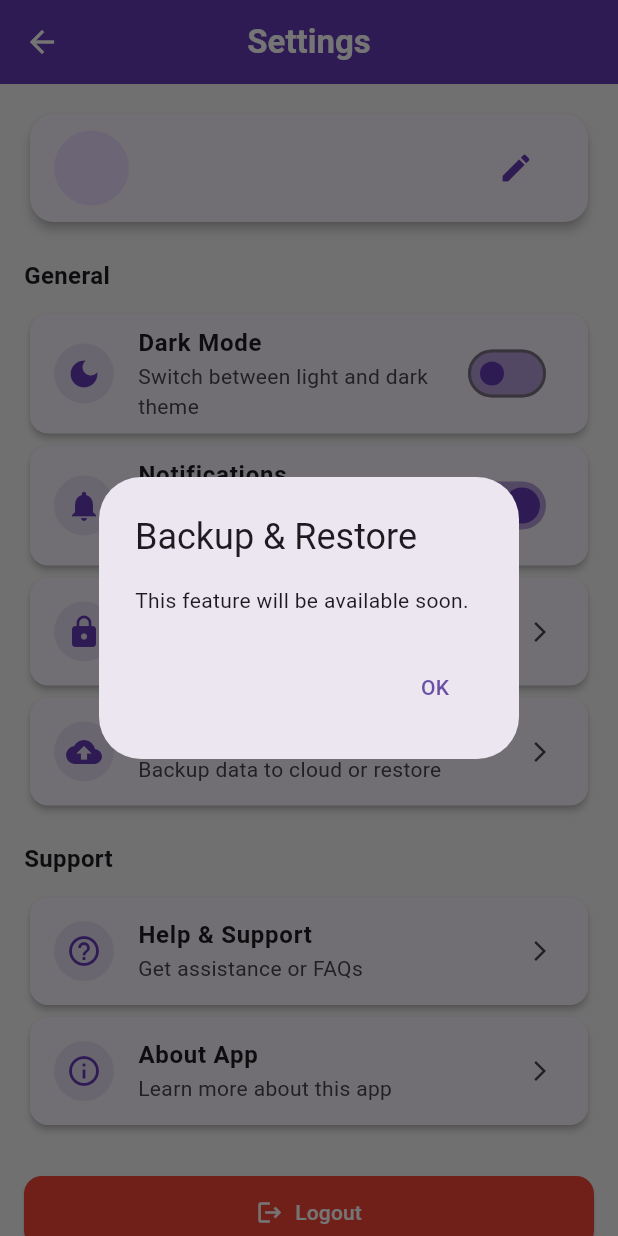
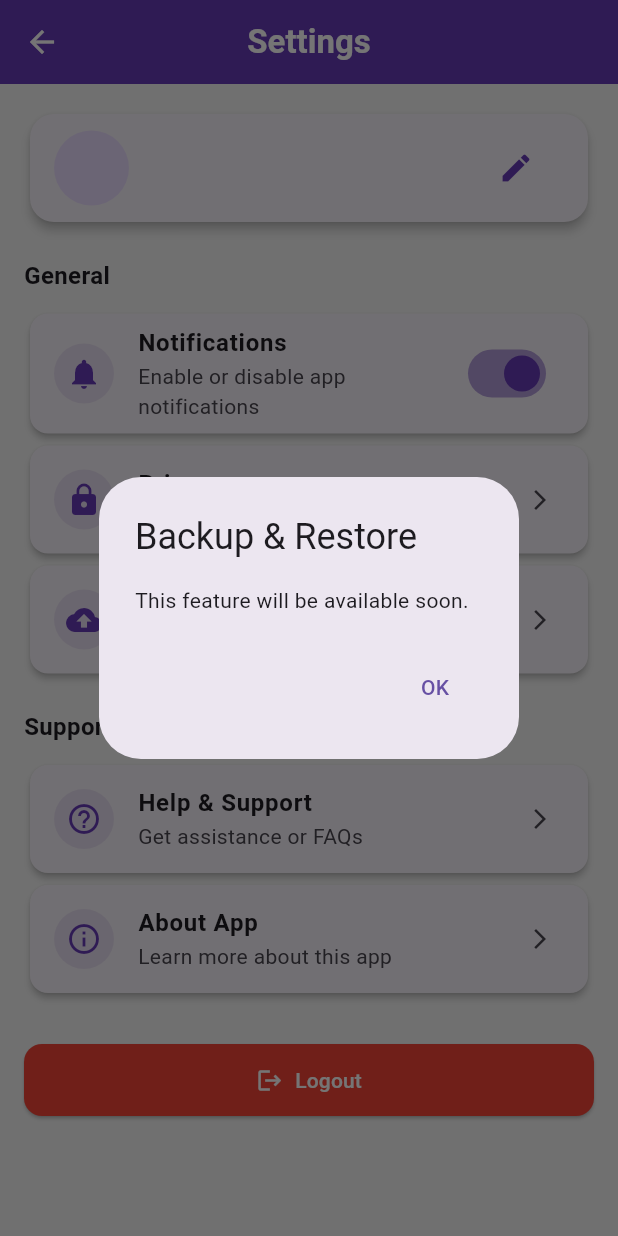
Before and after one commit to Muskanpoddar/Expensio, a Flutter app: the SettingsPage screen opened directly, after a tap on "Backup & Restore", on a phone screen of 412 x 824 dp. Run offline on Flutter 3.47's test engine with Material 3 defaults, Android fonts, the light colour scheme and no system bars; our stand-ins replace cloud_firestore, firebase_auth, firebase_core, fl_chart, flutter_hooks, flutter_svg and 5 more; missing offline and left inert: sign_button; accounts and stored records are empty.

Commit message:
Modified setting page file

```diff
--- a/lib/screens/setting_page.dart
+++ b/lib/screens/setting_page.dart
@@ -1,9 +1,6 @@
-import 'package:Budget_App/Theme/theme_provider.dart';
 import 'package:Budget_App/screens/edit_profile_page.dart';
 import 'package:Budget_App/screens/login_page.dart';
-
 import 'package:Budget_App/screens/privacy_page.dart';
-
 import 'package:Budget_App/view_model.dart';
 import 'package:firebase_auth/firebase_auth.dart';
 import 'package:flutter/material.dart';
@@ -15,8 +12,6 @@ class SettingsPage extends ConsumerWidget {
 
   @override
   Widget build(BuildContext context, WidgetRef ref) {
-    final isDark = ref.watch(themeProvider);
-
     /// For Notifications
 
     final notificationsEnabled = ref.watch(viewModel);
@@ -72,17 +67,6 @@ class SettingsPage extends ConsumerWidget {
           ),
           const SizedBox(height: 10),
 
-          _settingsTile(
-            icon: Icons.dark_mode,
-            title: "Dark Mode",
-            subtitle: "Switch between light and dark theme",
-            trailing: Switch(
-              value: isDark,
-              onChanged: (val) {
-                ref.read(themeProvider.notifier).state = val;
-              },
-            ),
-          ),
           _settingsTile(
             icon: Icons.notifications,
             title: "Notifications",
```
